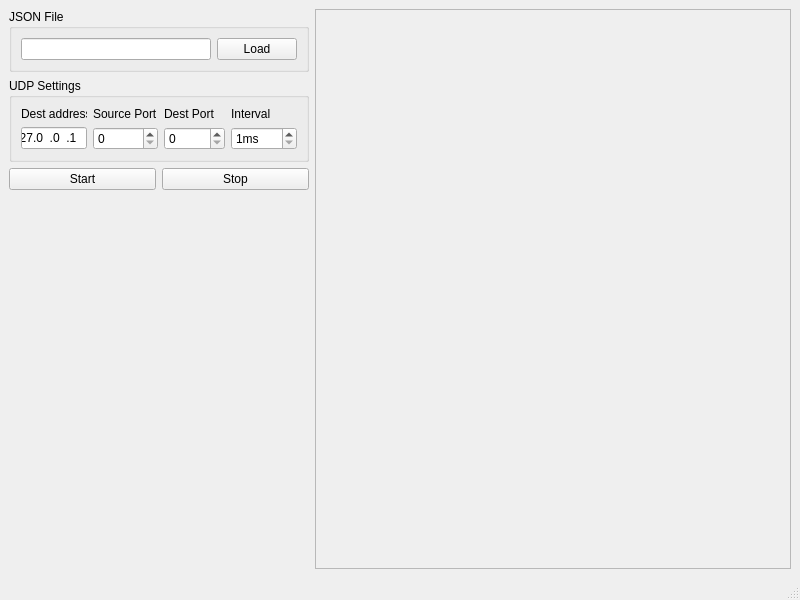
This is MainWindow.ui in IamKornitskiy/UdpPacketGenerator as Qt 5 draws it before an edit. The edited form follows.
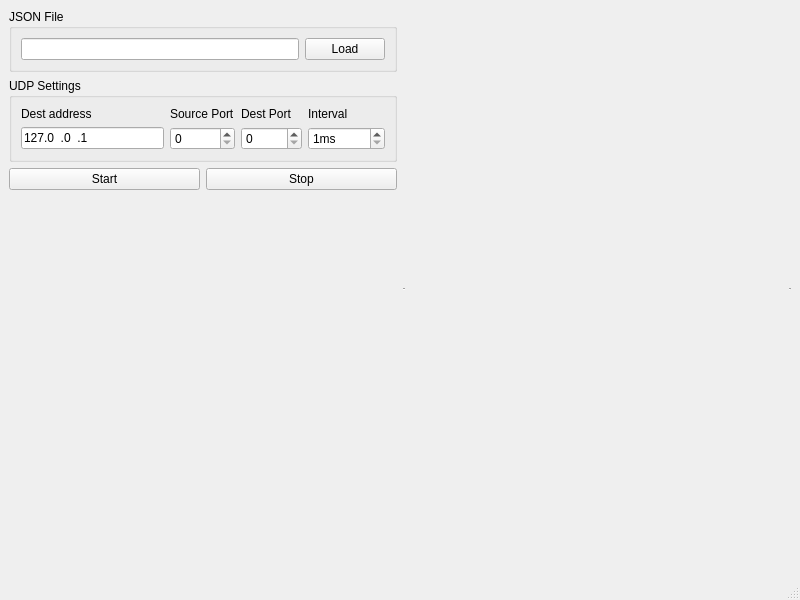
This is the edited form.

Commit message: fix: start/stop buttons enabled

```diff
--- a/MainWindow.ui
+++ b/MainWindow.ui
@@ -24,7 +24,7 @@
        <widget class="QGroupBox" name="groupBox">
         <property name="maximumSize">
          <size>
-          <width>300</width>
+          <width>500</width>
           <height>16777215</height>
          </size>
         </property>
@@ -49,7 +49,7 @@
        <widget class="QGroupBox" name="groupBox_2">
         <property name="maximumSize">
          <size>
-          <width>300</width>
+          <width>500</width>
           <height>16777215</height>
          </size>
         </property>
@@ -175,6 +175,9 @@
     </item>
     <item>
      <widget class="QScrollArea" name="scrollArea">
+      <property name="frameShape">
+       <enum>QFrame::Shape::HLine</enum>
+      </property>
       <property name="widgetResizable">
        <bool>true</bool>
       </property>
@@ -183,8 +186,8 @@
         <rect>
          <x>0</x>
          <y>0</y>
-         <width>383</width>
-         <height>525</height>
+         <width>344</width>
+         <height>523</height>
         </rect>
        </property>
       </widget>
```
The commit also changes 1 other file.
